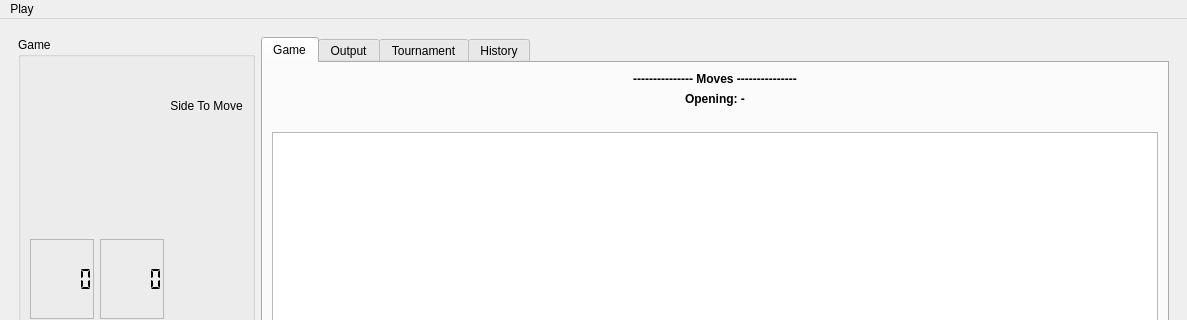
neluj/Xake, file app/mainwindow.ui: the form before one commit; both pictures show x 0 to 1187 and y 0 to 320 of the 1187 by 708 pixel window.
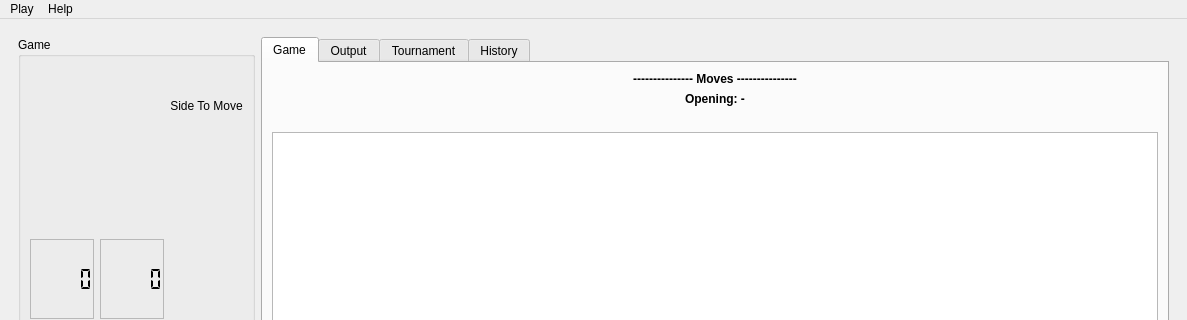
The form after the commit. Custom widgets are drawn as their Qt base class.

The edit to the form file:
```diff
--- a/app/mainwindow.ui
+++ b/app/mainwindow.ui
@@ -708,7 +708,14 @@
     <addaction name="actionSingleGame"/>
     <addaction name="actionTournament"/>
    </widget>
+   <widget class="QMenu" name="menuHelp">
+    <property name="title">
+     <string>Help</string>
+    </property>
+    <addaction name="actionAbout"/>
+   </widget>
    <addaction name="menuPlay"/>
+   <addaction name="menuHelp"/>
   </widget>
   <widget class="QStatusBar" name="statusbar"/>
   <action name="actionSingleGame">
```
Left out of the diff: 8 changed lines with no effect on the pictures.
